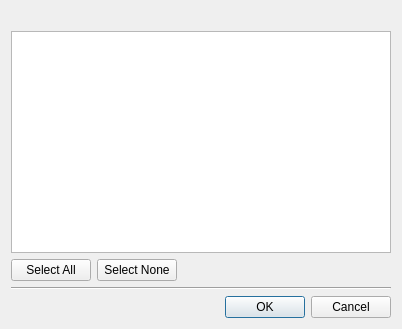
This is quarkplayer-plugins/findsubtitles/FileChooserWindow.ui in tkrotoff/QuarkPlayer as Qt 5 draws it before an edit. The edited form follows.
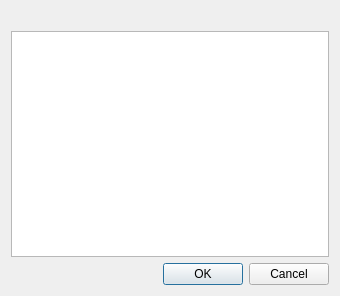
This is the edited form.

Commit message: Refactor FindSubtitles plugin: simplify FileChooserWindow

The edit to the form file:
```diff
--- a/quarkplayer-plugins/findsubtitles/FileChooserWindow.ui
+++ b/quarkplayer-plugins/findsubtitles/FileChooserWindow.ui
@@ -1,12 +1,12 @@
 <ui version="4.0" >
  <class>FileChooserWindow</class>
- <widget class="QDialog" name="FileChooserWindow" >
-  <property name="geometry" >
+ <widget class="QDialog" name="FileChooserWindow">
+  <property name="geometry">
    <rect>
     <x>0</x>
     <y>0</y>
-    <width>402</width>
-    <height>329</height>
+    <width>340</width>
+    <height>296</height>
    </rect>
   </property>
   <layout class="QVBoxLayout" >
@@ -43,52 +43,8 @@
     </widget>
    </item>
    <item>
-    <layout class="QHBoxLayout" >
-     <property name="spacing" >
-      <number>6</number>
-     </property>
-     <property name="margin" >
-      <number>0</number>
-     </property>
-     <item>
-      <widget class="QPushButton" name="selectAllButton" >
-       <property name="text" >
-        <string>Select All</string>
-       </property>
-      </widget>
-     </item>
-     <item>
-      <widget class="QPushButton" name="selectNoneButton" >
-       <property name="text" >
-        <string>Select None</string>
-       </property>
-      </widget>
-     </item>
-     <item>
-      <spacer>
-       <property name="orientation" >
-        <enum>Qt::Horizontal</enum>
-       </property>
-       <property name="sizeHint" stdset="0" >
-        <size>
-         <width>40</width>
-         <height>20</height>
-        </size>
-       </property>
-      </spacer>
-     </item>
-    </layout>
-   </item>
-   <item>
-    <widget class="Line" name="line" >
-     <property name="orientation" >
-      <enum>Qt::Horizontal</enum>
-     </property>
-    </widget>
-   </item>
-   <item>
-    <widget class="QDialogButtonBox" name="buttonBox" >
-     <property name="standardButtons" >
+    <widget class="QDialogButtonBox" name="buttonBox">
+     <property name="standardButtons">
       <set>QDialogButtonBox::Cancel|QDialogButtonBox::Ok</set>
      </property>
     </widget>
```
Left out of the diff: 33 changed lines with no effect on the pictures. The commit also changes 6 other files.
